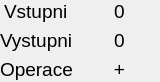
Qt form modal.ui (zionedge/Xd) before a commit.
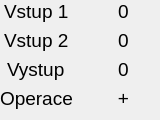
The same form after that commit.

```diff
--- a/modal.ui
+++ b/modal.ui
@@ -7,19 +7,22 @@
     <x>0</x>
     <y>0</y>
     <width>160</width>
-    <height>82</height>
+    <height>120</height>
    </rect>
   </property>
   <property name="windowTitle">
    <string>Form</string>
   </property>
+  <property name="autoFillBackground">
+   <bool>true</bool>
+  </property>
   <widget class="QWidget" name="formLayoutWidget">
    <property name="geometry">
     <rect>
      <x>0</x>
      <y>0</y>
-     <width>160</width>
-     <height>83</height>
+     <width>168</width>
+     <height>121</height>
     </rect>
    </property>
    <layout class="QFormLayout" name="formLayout">
@@ -37,7 +40,7 @@
        </font>
       </property>
       <property name="text">
-       <string>Vstupni</string>
+       <string>Vstup 1</string>
       </property>
      </widget>
     </item>
@@ -64,7 +67,7 @@
        </font>
       </property>
       <property name="text">
-       <string>Vystupni</string>
+       <string>Vstup 2</string>
       </property>
      </widget>
     </item>
@@ -83,19 +86,34 @@
       </property>
      </widget>
     </item>
-    <item row="2" column="0">
-     <widget class="QLabel" name="label_5">
-      <property name="font">
-       <font>
-        <pointsize>14</pointsize>
-       </font>
-      </property>
-      <property name="text">
-       <string>Operace</string>
-      </property>
-     </widget>
-    </item>
     <item row="2" column="1">
+     <widget class="QLabel" name="label_8">
+      <property name="font">
+       <font>
+        <pointsize>14</pointsize>
+       </font>
+      </property>
+      <property name="text">
+       <string>0</string>
+      </property>
+      <property name="alignment">
+       <set>Qt::AlignCenter</set>
+      </property>
+     </widget>
+    </item>
+    <item row="2" column="0">
+     <widget class="QLabel" name="label_7">
+      <property name="font">
+       <font>
+        <pointsize>14</pointsize>
+       </font>
+      </property>
+      <property name="text">
+       <string>Vystup</string>
+      </property>
+     </widget>
+    </item>
+    <item row="3" column="1">
      <widget class="QLabel" name="label_6">
       <property name="font">
        <font>
@@ -110,6 +128,18 @@
       </property>
      </widget>
     </item>
+    <item row="3" column="0">
+     <widget class="QLabel" name="label_5">
+      <property name="font">
+       <font>
+        <pointsize>14</pointsize>
+       </font>
+      </property>
+      <property name="text">
+       <string>Operace</string>
+      </property>
+     </widget>
+    </item>
    </layout>
   </widget>
  </widget>
```
